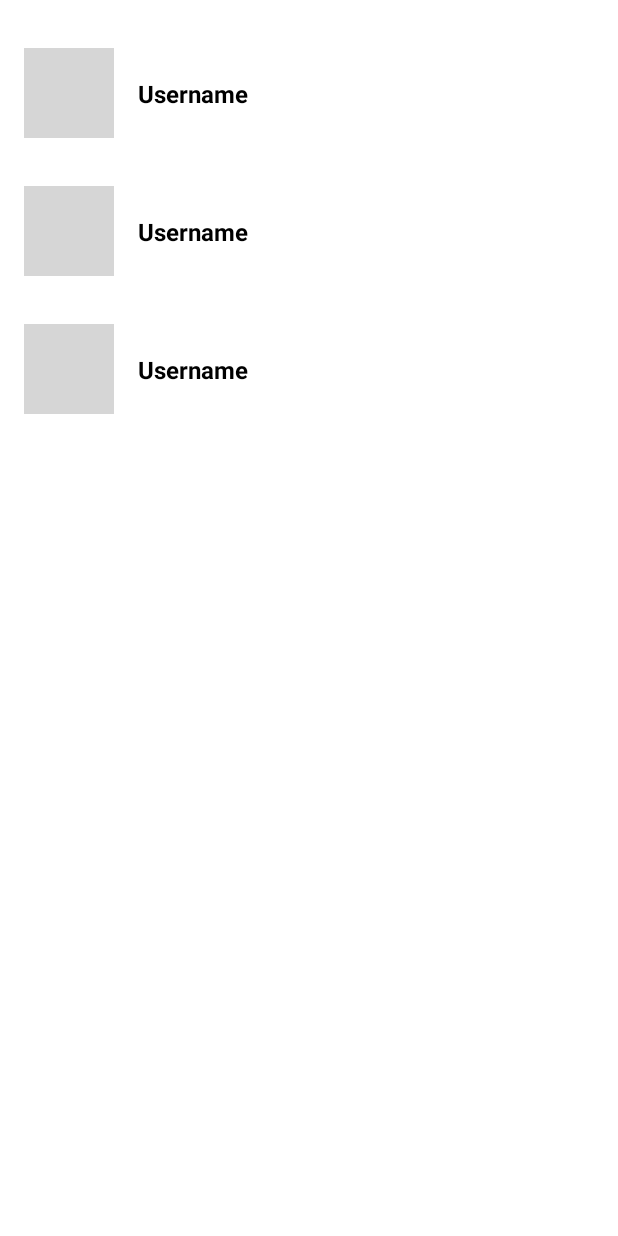
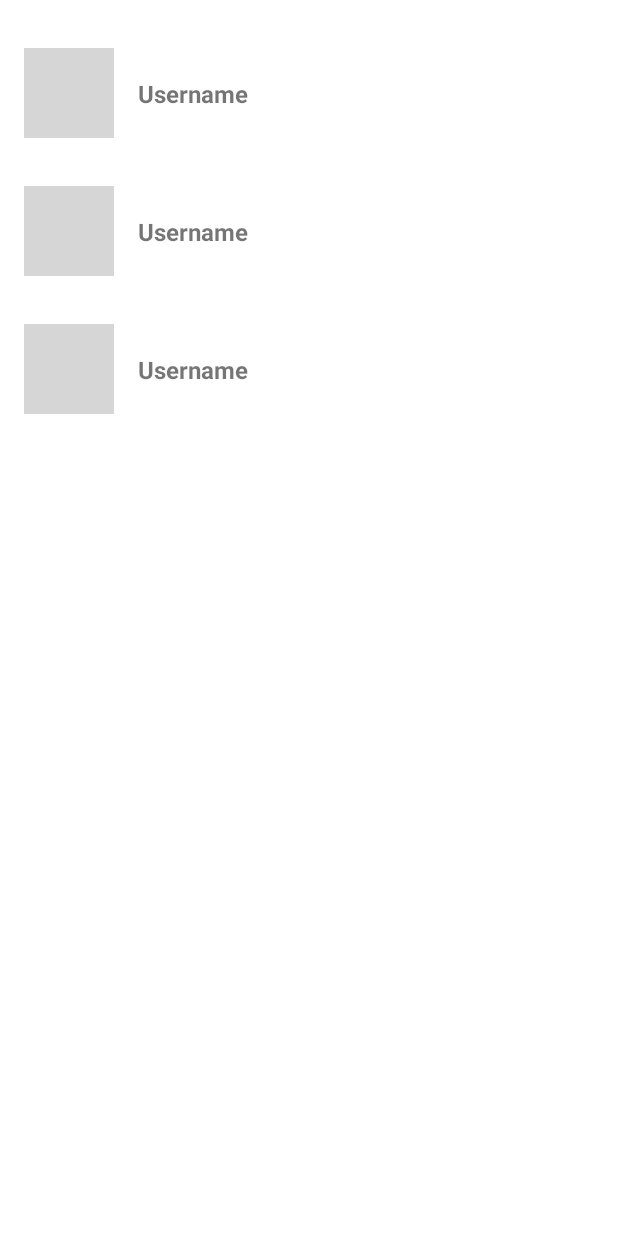
Before and after one commit to GulderBone/SimpleMessages, an Android app: the layout activity_new_message.xml on its own in the app's theme, with its tools: preview values and no code run, on a phone screen of 412 x 824 dp. Run offline under Robolectric (Android 15) with nearby library versions, the phone set to English and light mode, and no system bars; grey boxes are pictures that could not be loaded.

Commit message:
1 | NewMessageActivity refactored to match new theme.

```diff
--- a/app/src/main/res/layout/user_row_new_message.xml
+++ b/app/src/main/res/layout/user_row_new_message.xml
@@ -6,7 +6,6 @@
     android:layout_height="wrap_content"
     android:layout_marginTop="16dp">
 
-
     <TextView
         android:id="@+id/username_textview_new_message"
         android:layout_width="0dp"
@@ -14,7 +13,6 @@
         android:layout_marginStart="16dp"
         android:layout_marginEnd="8dp"
         android:text="Username"
-        android:textColor="@android:color/black"
         android:textSize="16sp"
         android:textStyle="bold"
         app:layout_constraintBottom_toBottomOf="@+id/imageview_new_message"
@@ -24,11 +22,11 @@
 
     <de.hdodenhof.circleimageview.CircleImageView
         android:id="@+id/imageview_new_message"
+        style="@style/SmallCircleImageView"
         android:layout_width="60dp"
         android:layout_height="60dp"
         android:layout_marginStart="16dp"
         android:layout_marginTop="16dp"
-        app:civ_border_width="2dp"
         app:layout_constraintStart_toStartOf="parent"
         app:layout_constraintTop_toTopOf="parent"
         tools:srcCompat="@tools:sample/avatars" />
```
